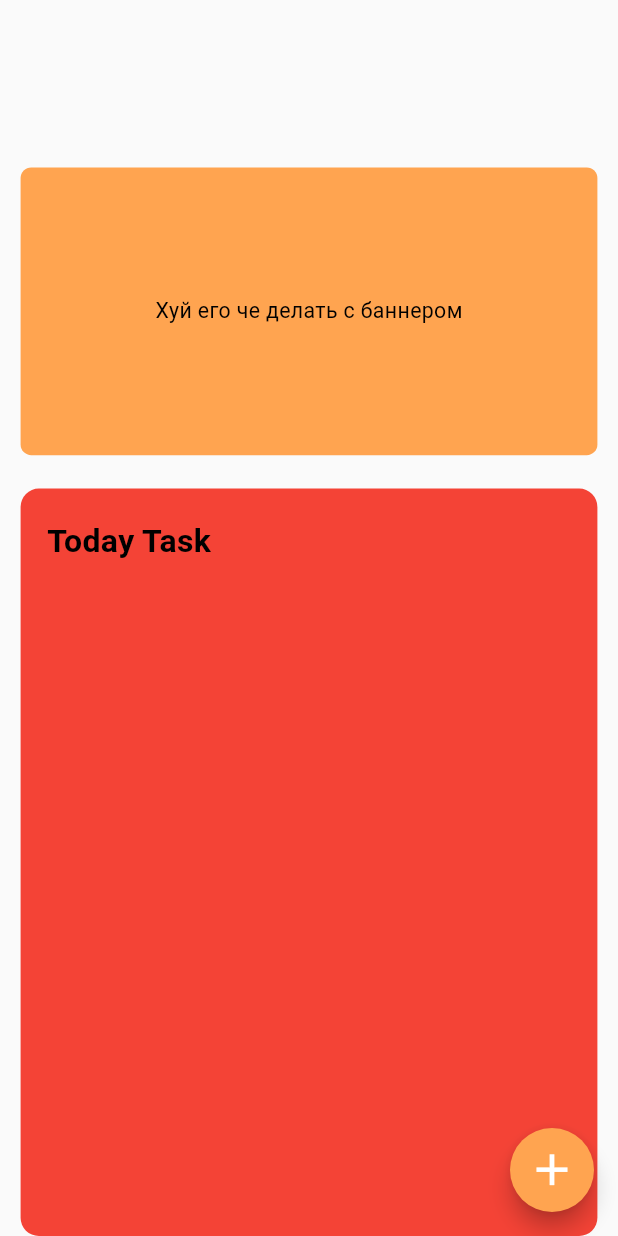
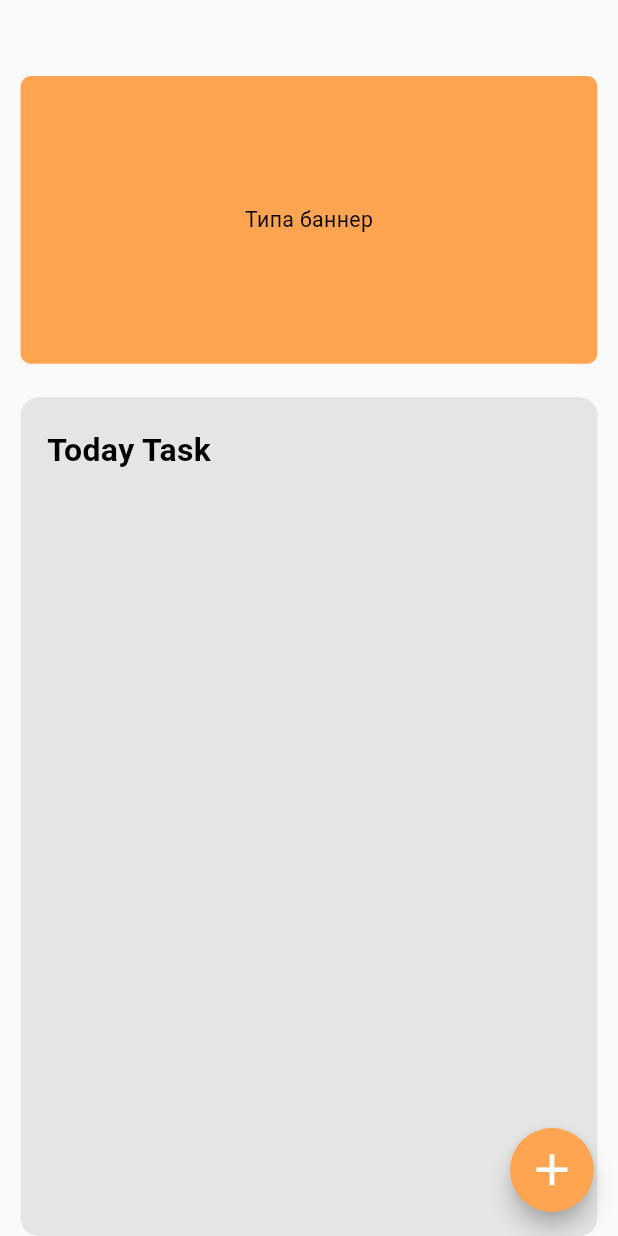
Before and after one commit to Ghosty-git/habit-tracker-2023, a Flutter app: the screen it shows after launch, on a phone screen of 412 x 824 dp. Run offline on Flutter 3.47's test engine with Material 2 defaults, Android fonts, the light colour scheme and no system bars; our stand-ins replace another_flushbar, cloud_firestore, firebase_auth, firebase_core, flutter_screenutil, flutter_smart_dialog and 2 more; accounts and stored records are empty; Roboto replaces fonts that are missing (Nunito).

Commit message:
change design home page

```diff
--- a/lib/features/auth/presentation/screens/home/home_screen.dart
+++ b/lib/features/auth/presentation/screens/home/home_screen.dart
@@ -38,19 +38,17 @@ class _HomeScreenState extends State<HomeScreen> {
             child: Column(
               children: [
                 Container(
-                  height: 110.h,
+                  height: 50.h,
                 ),
                 Container(
                   width: 350.w,
                   height: 189.h,
                   decoration: BoxDecoration(
                       color: Color(0xffFFA450),
-                      borderRadius: BorderRadius.circular(7.r)),
+                      borderRadius: BorderRadius.circular(7.r),),
                   alignment: Alignment.center,
-                  child: Text(
-                    "Хуй его че делать с баннером",
-                    style: TextStyle(fontFamily: "Nunito"),
-                  ),
+                  child: Text("Типа баннер"),
+
                 ),
                 Container(
                   height: 22.h,
@@ -58,7 +56,7 @@ class _HomeScreenState extends State<HomeScreen> {
                 Expanded(
                   child: Container(
                     decoration: BoxDecoration(
-                        color: Colors.red,
+                        color: Color(0xffE5E5E5),
                         borderRadius: BorderRadius.circular(12.r)),
                     child: Padding(
                       padding: EdgeInsets.symmetric(
@@ -94,7 +92,7 @@ class _HomeScreenState extends State<HomeScreen> {
                                       width: 335.w,
                                       height: 58.h,
                                       decoration:
-                                          BoxDecoration(color: Colors.blue),
+                                          BoxDecoration(color: Colors.white),
                                       child: Padding(
                                         padding: EdgeInsets.symmetric(
                                             horizontal: 13.h),
```
